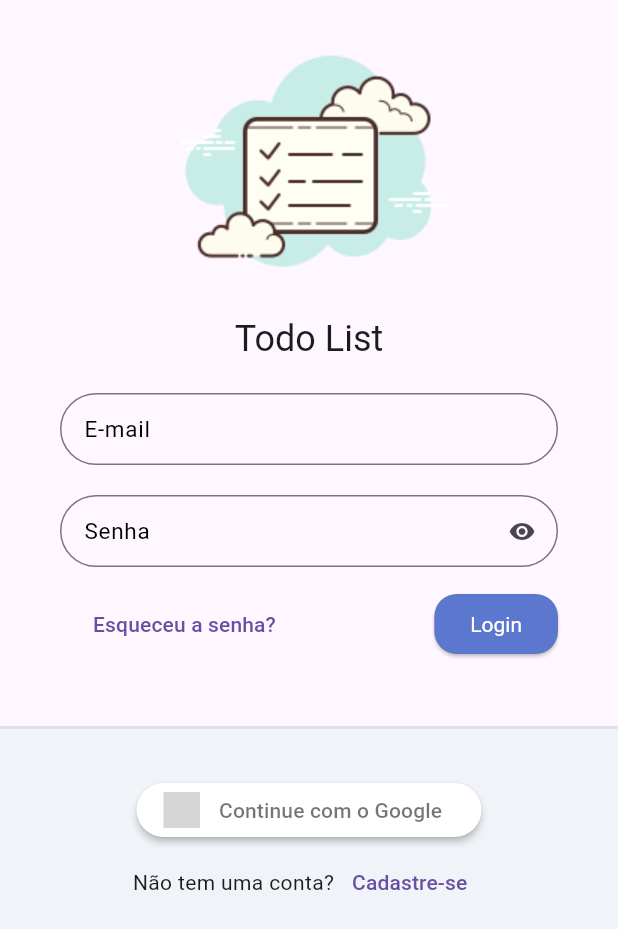
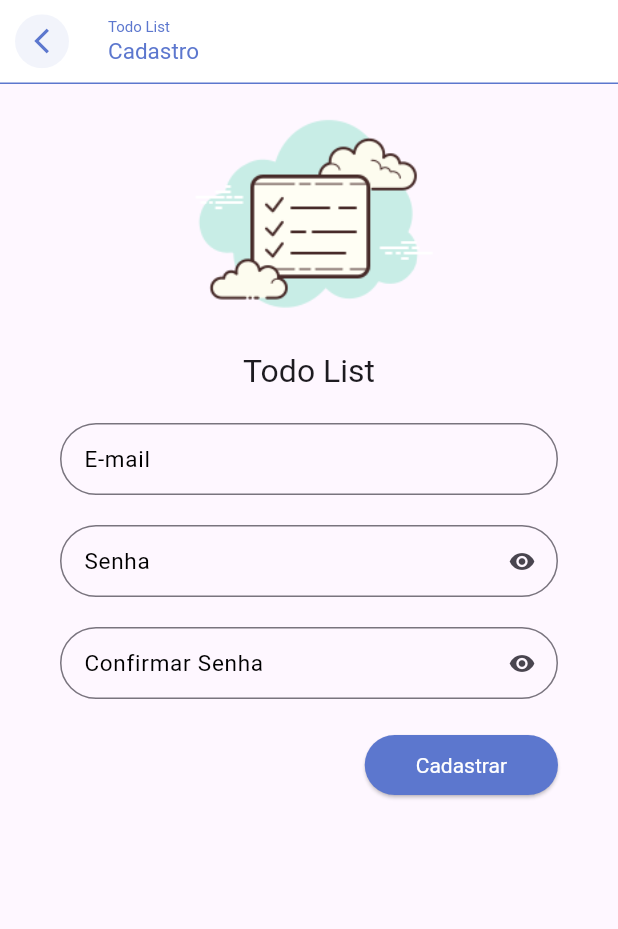
Before and after one commit to lucasgabriel0802/toDoList_Flutter, a Flutter app: the screen it shows after launch, after a tap on "Cadastre-se", on a phone screen of 412 x 824 dp. Shown: the top 929 px of the screen. Run offline on Flutter 3.47's test engine with Material 3 defaults, Android fonts, the phone set to English and light mode, and no system bars; our stand-ins replace flutter_signin_button, google_fonts, sqflite, synchronized; accounts and stored records are empty; Roboto replaces fonts that are missing (Mandali); grey boxes are pictures that could not be loaded.

Commit message:
Construindo layout de tela de cadastro

```diff
--- a/lib/app/core/widget/todo_list_field.dart
+++ b/lib/app/core/widget/todo_list_field.dart
@@ -1,4 +1,3 @@
-// ignore_for_file: public_member_api_docs, sort_constructors_first
 import 'package:flutter/material.dart';
 
 class TodoListField extends StatelessWidget {
@@ -10,15 +9,14 @@ class TodoListField extends StatelessWidget {
   final FormFieldValidator<String>? validator;
 
   TodoListField({
-    Key? key,
+    super.key,
     required this.label,
     this.obscureText = false,
     this.suffixIconButton,
     this.controller,
     this.validator,
-  })  : assert(obscureText == true ? suffixIconButton == null : true,
-            'If obscureText is true, suffixIconButton must be null'),
-        super(key: key);
+  }) : assert(obscureText == true ? suffixIconButton == null : true,
+            'If obscureText is true, suffixIconButton must be null');
 
   @override
   Widget build(BuildContext context) {
--- a/lib/app/modules/auth/auth_module.dart
+++ b/lib/app/modules/auth/auth_module.dart
@@ -2,6 +2,8 @@ import 'package:provider/provider.dart';
 import 'package:todo_list_provider/app/core/modules/todo_list_module.dart';
 import 'package:todo_list_provider/app/modules/auth/login/login_controller.dart';
 import 'package:todo_list_provider/app/modules/auth/login/login_page.dart';
+import 'package:todo_list_provider/app/modules/auth/register/register_controller.dart';
+import 'package:todo_list_provider/app/modules/auth/register/register_page.dart';
 
 class AuthModule extends TodoListModule {
   AuthModule()
@@ -10,9 +12,13 @@ class AuthModule extends TodoListModule {
             ChangeNotifierProvider(
               create: (_) => LoginController(),
             ),
+            ChangeNotifierProvider(
+              create: (_) => RegisterController(),
+            ),
           ],
           routers: {
             '/login': (context) => const LoginPage(),
+            '/register': (context) => const RegisterPage(),
           },
         );
 }
--- a/lib/app/modules/auth/login/login_page.dart
+++ b/lib/app/modules/auth/login/login_page.dart
@@ -52,9 +52,17 @@ class LoginPage extends StatelessWidget {
                               ),
                             ),
                             ElevatedButton(
+                              style: ElevatedButton.styleFrom(
+                                shape: RoundedRectangleBorder(
+                                  borderRadius: BorderRadius.circular(20),
+                                ),
+                              ),
                               onPressed: () {},
-                              child: const Text(
-                                'Login',
+                              child: const Padding(
+                                padding: EdgeInsets.all(8.0),
+                                child: Text(
+                                  'Login',
+                                ),
                               ),
                             ),
                           ],
@@ -87,13 +95,25 @@ class LoginPage extends StatelessWidget {
                             onPressed: () {},
                             text: 'Continue com o Google',
                           ),
+                          const SizedBox(height: 5),
                           Row(
                             mainAxisAlignment: MainAxisAlignment.center,
                             children: [
                               const Text('Não tem uma conta?'),
-                              TextButton(
-                                onPressed: () {},
-                                child: const Text('Cadastre-se'),
+                              const SizedBox(width: 5),
+                              ElevatedButton(
+                                style: ElevatedButton.styleFrom(
+                                  shape: RoundedRectangleBorder(
+                                    borderRadius: BorderRadius.circular(20),
+                                  ),
+                                ),
+                                onPressed: () {
+                                  Navigator.of(context).pushNamed('/register');
+                                },
+                                child: const Padding(
+                                  padding: EdgeInsets.all(10.0),
+                                  child: Text('Cadastre-se'),
+                                ),
                               ),
                             ],
                           ),
--- /dev/null
+++ b/lib/app/modules/auth/register/register_controller.dart
@@ -0,0 +1,3 @@
+import 'package:flutter/material.dart';
+
+class RegisterController extends ChangeNotifier {}
--- /dev/null
+++ b/lib/app/modules/auth/register/register_page.dart
@@ -0,0 +1,116 @@
+import 'package:flutter/material.dart';
+import 'package:path/path.dart';
+import 'package:todo_list_provider/app/core/ui/theme_extensios.dart';
+import 'package:todo_list_provider/app/core/widget/todo_list_field.dart';
+import 'package:todo_list_provider/app/core/widget/todo_list_logo.dart';
+
+class RegisterPage extends StatefulWidget {
+  const RegisterPage({super.key});
+
+  @override
+  State<RegisterPage> createState() => _RegisterPageState();
+}
+
+class _RegisterPageState extends State<RegisterPage> {
+  @override
+  Widget build(BuildContext context) {
+    return Scaffold(
+      appBar: AppBar(
+        bottom: PreferredSize(
+          preferredSize: const Size.fromHeight(0),
+          child: Container(
+            color: context.primaryColor,
+            height: 1,
+          ),
+        ),
+        backgroundColor: Colors.white,
+        automaticallyImplyLeading: false,
+        title: Column(
+          crossAxisAlignment: CrossAxisAlignment.start,
+          children: [
+            Text(
+              'Todo List',
+              style: TextStyle(
+                color: context.primaryColor,
+                fontSize: 10,
+              ),
+            ),
+            Text(
+              'Cadastro',
+              style: TextStyle(
+                color: context.primaryColor,
+                fontSize: 15,
+              ),
+            ),
+          ],
+        ),
+        leading: IconButton(
+          icon: ClipOval(
+            child: Container(
+              color: context.primaryColor.withAlpha(20),
+              padding: const EdgeInsets.all(8),
+              child: Icon(
+                Icons.arrow_back_ios_outlined,
+                color: context.primaryColor,
+                size: 20,
+              ),
+            ),
+          ),
+          onPressed: () {
+            Navigator.of(context).pop();
+          },
+        ),
+      ),
+      body: ListView(
+        children: [
+          SizedBox(
+            height: MediaQuery.of(context).size.width * .5,
+            child: const FittedBox(
+              fit: BoxFit.fitHeight,
+              child: TodoListLogo(),
+            ),
+          ),
+          Padding(
+            padding: const EdgeInsets.symmetric(horizontal: 40, vertical: 20),
+            child: Form(
+                child: Column(
+              children: [
+                TodoListField(
+                  label: 'E-mail',
+                ),
+                const SizedBox(height: 20),
+                TodoListField(
+                  label: 'Senha',
+                  obscureText: true,
+                ),
+                const SizedBox(height: 20),
+                TodoListField(
+                  label: 'Confirmar Senha',
+                  obscureText: true,
+                ),
+                const SizedBox(height: 20),
+                Align(
+                  alignment: Alignment.bottomRight,
+                  child: ElevatedButton(
+                    style: ElevatedButton.styleFrom(
+                      shape: RoundedRectangleBorder(
+                        borderRadius: BorderRadius.circular(20),
+                      ),
+                    ),
+                    onPressed: () {},
+                    child: const Padding(
+                      padding: EdgeInsets.all(10.0),
+                      child: Text(
+                        'Cadastrar',
+                      ),
+                    ),
+                  ),
+                ),
+              ],
+            )),
+          )
+        ],
+      ),
+    );
+  }
+}
```
